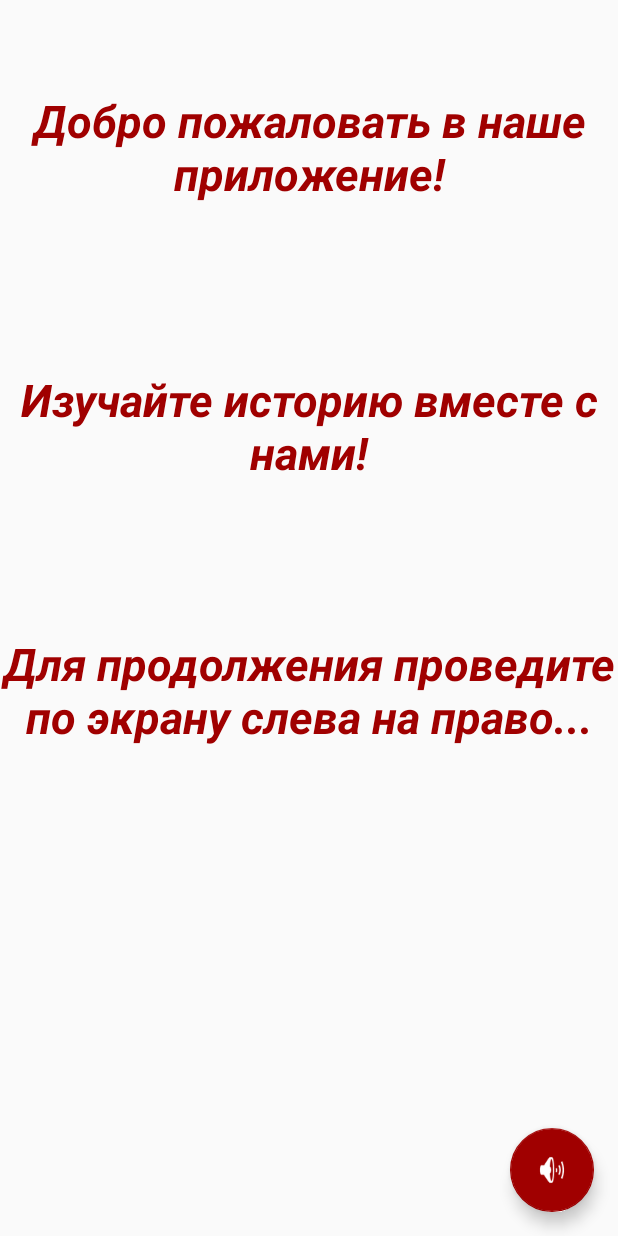
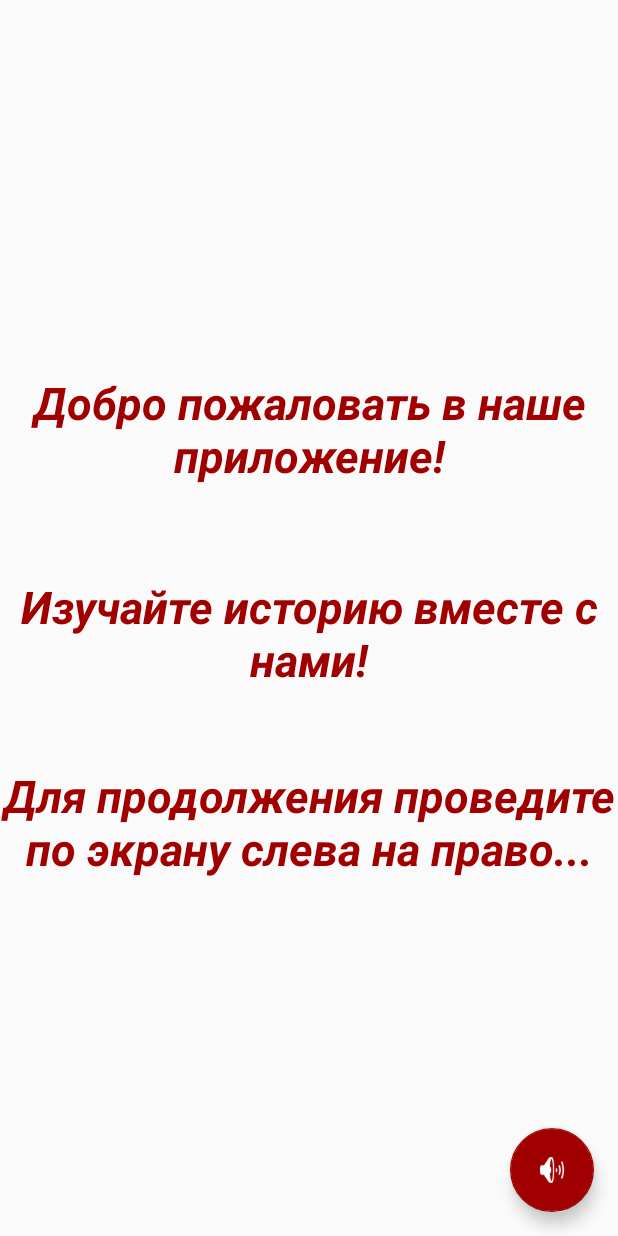
Before and after one commit to Andrvat/HistoryMapNotebook, an Android app: the fragment HistoryFragment placed in its activity, on a phone screen of 412 x 824 dp. Run offline under Robolectric (Android 15) with nearby library versions, the phone set to English and light mode, and no system bars; 10 statements that could not run were skipped.

Commit message:
Та оказалась не финалочкой - вот эта финалочка. Изменения: 1. Приложение открывается только в книжной ориентации 2. Сделал изменение размера текста инф окна, если человек сидит через планшет 3. Поставил привет. окно и окно обо мне в ориентацию по центру

```diff
--- a/app/src/main/AndroidManifest.xml
+++ b/app/src/main/AndroidManifest.xml
@@ -23,6 +23,7 @@
         android:supportsRtl="true"
         android:theme="@style/AppTheme">
         <activity
+            android:screenOrientation="portrait"
             android:name=".MainActivity"
             android:label="@string/app_name"
             android:theme="@style/AppTheme.NoActionBar">
--- a/app/src/main/java/com/example/andrvat/peoplessights/HistoryFragment.java
+++ b/app/src/main/java/com/example/andrvat/peoplessights/HistoryFragment.java
@@ -39,6 +39,17 @@ public class HistoryFragment extends Fragment {
     public String sound = "";
     private TextToSpeech textToSpeech;
     int StopORPlay = 0;
+    private static boolean isTabletModeDetermined = false;
+    private static boolean isTabletMode = false;
+
+    public static boolean isTablet(Context paramContext) {
+        if (!isTabletModeDetermined) {
+            if (paramContext.getResources().getConfiguration().smallestScreenWidthDp>= 600)
+                isTabletMode = true;
+            isTabletModeDetermined = true;
+        }
+        return isTabletMode;
+    }
 
     @SuppressLint("ResourceAsColor")
     @Override
@@ -65,16 +76,25 @@ public class HistoryFragment extends Fragment {
         MainTitleView.setTypeface(Typeface.createFromAsset(
                 getActivity().getAssets(), "fonts/verdanab.ttf"));
         MainTitleView.setText(information.get("title")); // Задаём заголовок
+        if(isTablet(getActivity())) {
+            MainTitleView.setTextSize(35);
+        }
         TextView DescriptionOneView = frameLayout.findViewById(R.id.descriptionone);
         DescriptionOneView.setTypeface(Typeface.createFromAsset(
                 getActivity().getAssets(), "fonts/verdana.ttf"));
         DescriptionOneView.setText(information.get("descriptionOne")); // Задаём первое описание
+        if(isTablet(getActivity())) {
+            DescriptionOneView.setTextSize(20);
+        }
         ImageView pictureOneView = frameLayout.findViewById(R.id.pictureone);// Задаём первую картинку
         pictureOneView.setImageDrawable(getPictures.get("pictureOne"));
         TextView DescriptionTwoView = frameLayout.findViewById(R.id.descriptiontwo);
         DescriptionTwoView.setTypeface(Typeface.createFromAsset(
                 getActivity().getAssets(), "fonts/verdana.ttf"));
         DescriptionTwoView.setText(information.get("descriptionTwo")); // Задаём второе описание
+        if(isTablet(getActivity())) {
+            DescriptionTwoView.setTextSize(20);
+        }
         ImageView pictureTwoView = frameLayout.findViewById(R.id.picturetwo); // Задаём вторую картинку
         pictureTwoView.setImageDrawable(getPictures.get("pictureTwo"));
 
--- a/app/src/main/res/layout/fragment_custom_about.xml
+++ b/app/src/main/res/layout/fragment_custom_about.xml
@@ -9,11 +9,13 @@
     <LinearLayout
         android:layout_width="match_parent"
         android:layout_height="match_parent"
+        android:gravity="center"
         android:orientation="vertical">
 
         <ImageView
             android:layout_width="match_parent"
             android:layout_height="wrap_content"
+            android:layout_gravity="center_vertical|center_horizontal"
             android:paddingLeft="20dp"
             android:paddingRight="20dp"
             android:src="@mipmap/zastavka" />
@@ -21,6 +23,7 @@
         <TextView
             android:layout_width="match_parent"
             android:layout_height="40dp"
+            android:layout_gravity="center_vertical|center_horizontal"
             android:gravity="bottom|center"
             android:text="Автор приложения:"
             android:textSize="30sp" />
@@ -29,6 +32,7 @@
             android:id="@+id/textView3"
             android:layout_width="match_parent"
             android:layout_height="40dp"
+            android:layout_gravity="center"
             android:gravity="bottom|center"
             android:text="Андрей Валитов"
             android:textSize="25sp" />
@@ -37,6 +41,7 @@
             android:id="@+id/textView5"
             android:layout_width="match_parent"
             android:layout_height="40dp"
+            android:layout_gravity="center"
             android:gravity="bottom|center"
             android:text="IT ШКОЛА SAMSUNG"
             android:textSize="20sp" />
@@ -45,6 +50,7 @@
             android:id="@+id/textView14"
             android:layout_width="match_parent"
             android:layout_height="40dp"
+            android:layout_gravity="center"
             android:gravity="bottom|center"
             android:paddingBottom="10dp"
             android:text="город Омск"
--- a/app/src/main/res/layout/fragment_historyfragment.xml
+++ b/app/src/main/res/layout/fragment_historyfragment.xml
@@ -44,8 +44,7 @@
                 android:adjustViewBounds="true"
                 android:padding="10dp"
                 android:paddingLeft="10dp"
-                android:paddingRight="10dp"
-                 />
+                android:paddingRight="10dp" />
 
             <TextView
                 android:id="@+id/descriptiontwo"
--- a/app/src/main/res/layout/fragment_main.xml
+++ b/app/src/main/res/layout/fragment_main.xml
@@ -10,13 +10,13 @@
     <LinearLayout
         android:layout_width="match_parent"
         android:layout_height="match_parent"
+        android:gravity="center"
         android:orientation="vertical">
 
         <TextView
             android:id="@+id/textView10"
             android:layout_width="match_parent"
             android:layout_height="wrap_content"
-            android:layout_marginTop="50dp"
             android:autoText="false"
             android:padding="10dp"
             android:text="Добро пожаловать в наше приложение!"
@@ -29,7 +29,7 @@
             android:id="@+id/textView11"
             android:layout_width="match_parent"
             android:layout_height="wrap_content"
-            android:layout_marginTop="100dp"
+            android:layout_marginTop="50dp"
             android:text="Изучайте историю вместе с нами!"
             android:textAlignment="center"
             android:textAllCaps="false"
@@ -41,7 +41,7 @@
             android:id="@+id/textView13"
             android:layout_width="match_parent"
             android:layout_height="wrap_content"
-            android:layout_marginTop="100dp"
+            android:layout_marginTop="50dp"
             android:text="Для продолжения проведите по экрану слева на право..."
             android:textAlignment="center"
             android:textColor="@color/Cherry"
```
